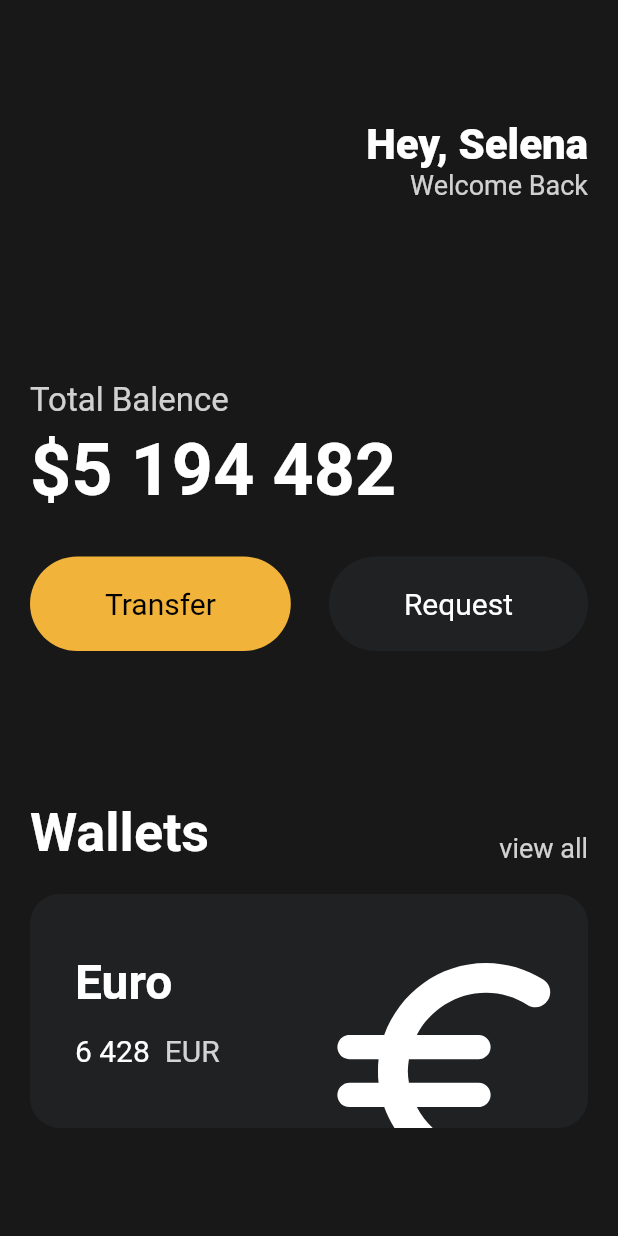
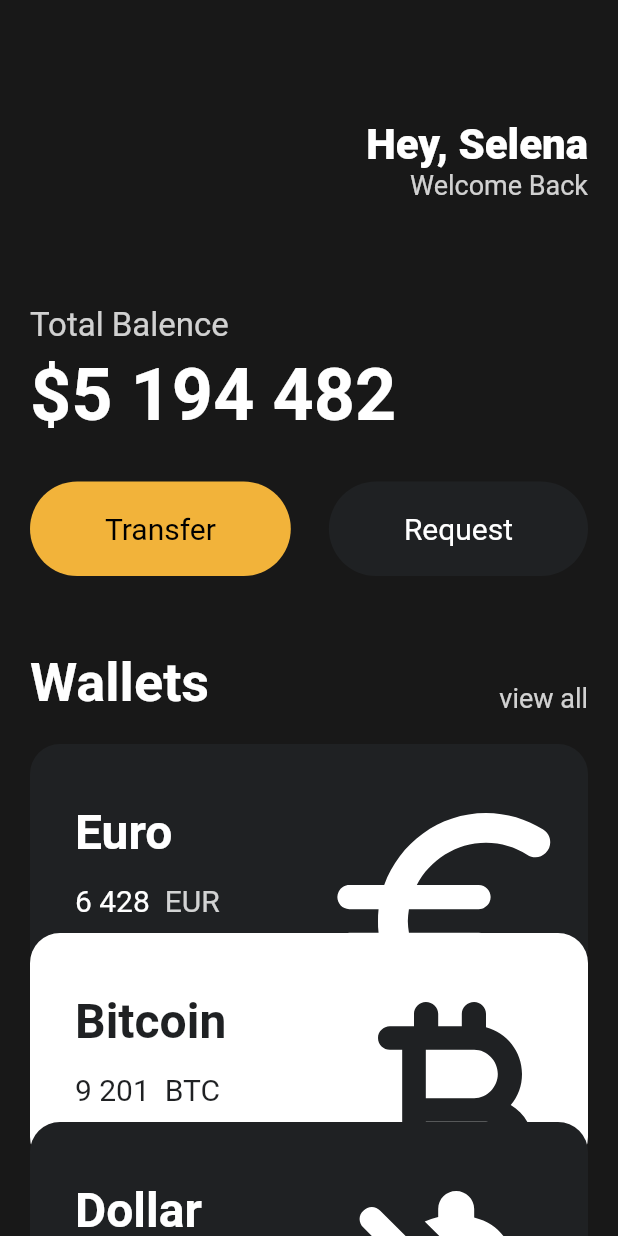
Before and after one commit to Jinwook-Song/toonflix, a Flutter app: the screen it shows after launch, on a phone screen of 412 x 824 dp. Run offline on Flutter 3.47's test engine with Material 2 defaults, Android fonts, the phone set to English and light mode, and no system bars.

Commit message:
style: card component

```diff
--- a/lib/main.dart
+++ b/lib/main.dart
@@ -1,5 +1,6 @@
 import 'package:flutter/material.dart';
 import 'package:toonflix/widgets/Button.dart';
+import 'package:toonflix/widgets/currency_card.dart';
 
 void main() {
   runApp(App());
@@ -11,7 +12,8 @@ class App extends StatelessWidget {
     return MaterialApp(
         home: Scaffold(
       backgroundColor: const Color(0xFF181818),
-      body: Padding(
+      body: SingleChildScrollView(
+        child: Padding(
           padding: const EdgeInsets.symmetric(
             horizontal: 20,
           ),
@@ -47,7 +49,7 @@ class App extends StatelessWidget {
                 ],
               ),
               const SizedBox(
-              height: 120,
+                height: 70,
               ),
               Text(
                 'Total Balence',
@@ -86,7 +88,7 @@ class App extends StatelessWidget {
                 ],
               ),
               const SizedBox(
-              height: 100,
+                height: 50,
               ),
               Row(
                 mainAxisAlignment: MainAxisAlignment.spaceBetween,
@@ -112,67 +114,35 @@ class App extends StatelessWidget {
               const SizedBox(
                 height: 20,
               ),
-            Container(
-              clipBehavior: Clip.hardEdge,
-              decoration: BoxDecoration(
-                  color: const Color(0xFF1F2123),
-                  borderRadius: BorderRadius.circular(20)),
-              child: Padding(
-                padding: const EdgeInsets.all(30),
-                child: Row(
-                  mainAxisAlignment: MainAxisAlignment.spaceBetween,
-                  children: [
-                    Column(
-                      crossAxisAlignment: CrossAxisAlignment.start,
-                      children: [
-                        const Text(
-                          'Euro',
-                          style: TextStyle(
-                            color: Colors.white,
-                            fontSize: 32,
-                            fontWeight: FontWeight.w600,
+              const CurrencyCard(
+                name: 'Euro',
+                code: 'EUR',
+                amount: '6 428',
+                icon: Icons.euro_rounded,
+                isInverted: false,
+              ),
+              Transform.translate(
+                offset: const Offset(0, -30),
+                child: const CurrencyCard(
+                  name: 'Bitcoin',
+                  code: 'BTC',
+                  amount: '9 201',
+                  icon: Icons.currency_bitcoin_rounded,
+                  isInverted: true,
                 ),
               ),
-                        const SizedBox(
-                          height: 15,
-                        ),
-                        Row(
-                          children: [
-                            const Text('6 428',
-                                style: TextStyle(
-                                  color: Colors.white,
-                                  fontSize: 20,
-                                )),
-                            const SizedBox(
-                              width: 10,
-                            ),
-                            Text(
-                              'EUR',
-                              style: TextStyle(
-                                color: Colors.white.withOpacity(0.8),
-                                fontSize: 20,
+              Transform.translate(
+                offset: const Offset(0, -60),
+                child: const CurrencyCard(
+                  name: 'Dollar',
+                  code: 'USD',
+                  amount: '6 302',
+                  icon: Icons.money_off_rounded,
+                  isInverted: false,
                 ),
               ),
             ],
-                        )
-                      ],
           ),
-                    Transform.translate(
-                      offset: const Offset(-14, 40),
-                      child: Transform.scale(
-                        scale: 2,
-                        child: const Icon(
-                          Icons.euro_rounded,
-                          color: Colors.white,
-                          size: 96,
-                        ),
-                      ),
-                    )
-                  ],
-                ),
-              ),
-            )
-          ],
         ),
       ),
     ));
--- /dev/null
+++ b/lib/widgets/currency_card.dart
@@ -0,0 +1,85 @@
+import 'package:flutter/material.dart';
+
+class CurrencyCard extends StatelessWidget {
+  final String name, code, amount;
+  final IconData icon;
+  final bool isInverted;
+
+  // private
+  final _blackColor = const Color(0xFF1F2123);
+
+  const CurrencyCard({
+    super.key,
+    required this.name,
+    required this.code,
+    required this.amount,
+    required this.icon,
+    required this.isInverted,
+  });
+
+  @override
+  Widget build(BuildContext context) {
+    return Container(
+      clipBehavior: Clip.hardEdge,
+      decoration: BoxDecoration(
+          color: isInverted ? Colors.white : _blackColor,
+          borderRadius: BorderRadius.circular(20)),
+      child: Padding(
+        padding: const EdgeInsets.all(30),
+        child: Row(
+          mainAxisAlignment: MainAxisAlignment.spaceBetween,
+          children: [
+            Column(
+              crossAxisAlignment: CrossAxisAlignment.start,
+              children: [
+                Text(
+                  name,
+                  style: TextStyle(
+                    color: isInverted ? _blackColor : Colors.white,
+                    fontSize: 32,
+                    fontWeight: FontWeight.w600,
+                  ),
+                ),
+                const SizedBox(
+                  height: 15,
+                ),
+                Row(
+                  children: [
+                    Text(amount,
+                        style: TextStyle(
+                          color: isInverted ? _blackColor : Colors.white,
+                          fontSize: 20,
+                        )),
+                    const SizedBox(
+                      width: 10,
+                    ),
+                    Text(
+                      code,
+                      style: TextStyle(
+                        color: isInverted
+                            ? _blackColor
+                            : Colors.white.withOpacity(0.8),
+                        fontSize: 20,
+                      ),
+                    ),
+                  ],
+                )
+              ],
+            ),
+            Transform.translate(
+              offset: const Offset(-14, 40),
+              child: Transform.scale(
+                scale: 2,
+                child: Icon(
+                  icon,
+                  color: isInverted ? _blackColor : Colors.white,
+                  size: 96,
+                ),
+              ),
+            )
+          ],
+        ),
+      ),
+    );
+  }
+}
```
Lines whose indentation alone changed are shown as unchanged.
